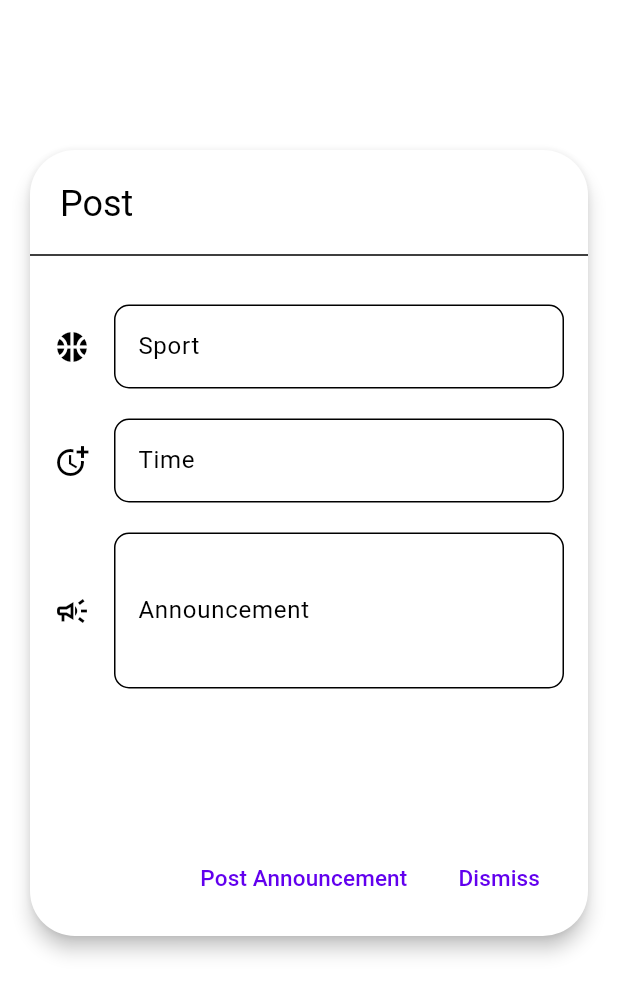
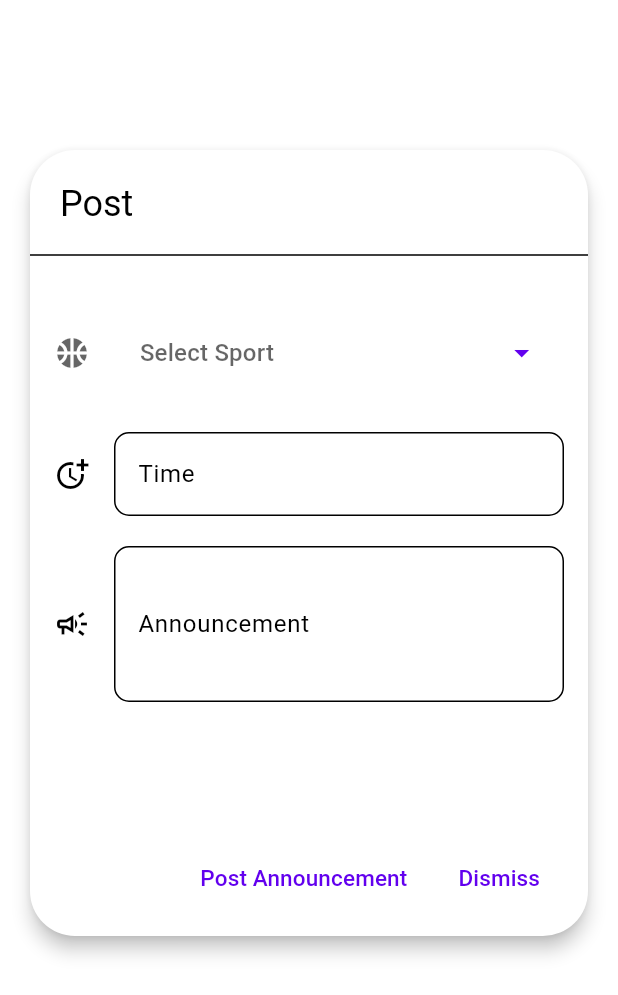
Before and after one commit to saadbadreddine/sefactory-fsw-final-project, a Flutter app: the PostFormWidget widget shown alone on an empty page, opened directly with empty values, on a phone screen of 412 x 824 dp. Shown: the top 995 px of the screen. Run offline on Flutter 3.47's test engine with Material 2 defaults, Android fonts, the phone set to English and light mode, and no system bars; drawn by our look-alikes of dropdown_button2, dynamic_color; our stand-ins replace cloud_firestore, firebase_auth, firebase_core, firebase_messaging, firebase_storage, flutter_svg and 3 more; missing offline and left inert: whatsapp_unilink; accounts and stored records are empty; network calls fail; statements that could not run were skipped; project files that could hold a hidden picture were left out.

Commit message:
Fix: sport category is now a drop down menu instead of a text form field

```diff
--- a/frontend/lib/widget/post_form_map_card_widget.dart
+++ b/frontend/lib/widget/post_form_map_card_widget.dart
@@ -1,3 +1,4 @@
+import 'package:dropdown_button2/dropdown_button2.dart';
 import 'package:flutter/material.dart';
 import 'package:google_maps_flutter/google_maps_flutter.dart';
 import 'package:hustle_app/api/post_service.dart';
@@ -39,6 +40,12 @@ class PostFormWidgetState extends State<PostFormWidget>
     return menuItems;
   }
 
+  String? selectedValue;
+  List<String> items = [
+    'Basketball',
+    'Football',
+  ];
+
   @override
   Widget build(BuildContext context) {
     return Card(
@@ -71,16 +78,89 @@ class PostFormWidgetState extends State<PostFormWidget>
               child: Column(
                 children: [
                   const SizedBox(height: 25),
-                  TextFormField(
-                    onChanged: (text) {
-                      postRequest.sportID = 1;
-                    },
-                    decoration: InputDecoration(
-                      labelText: 'Sport',
-                      icon: const Icon(Icons.sports_basketball),
-                      border: OutlineInputBorder(
-                          borderRadius: BorderRadius.circular(10)),
-                    ),
+                  Row(
+                    children: [
+                      Icon(
+                        Icons.sports_basketball,
+                        color: Theme.of(context).hintColor,
+                      ),
+                      const SizedBox(
+                        width: 18,
+                      ),
+                      DropdownButtonHideUnderline(
+                        child: DropdownButton2(
+                          isExpanded: true,
+                          hint: Row(
+                            children: const [
+                              SizedBox(
+                                width: 4,
+                              ),
+                              Expanded(
+                                child: Text(
+                                  'Select Sport',
+                                  overflow: TextOverflow.ellipsis,
+                                ),
+                              ),
+                            ],
+                          ),
+                          items: items
+                              .map((item) => DropdownMenuItem<String>(
+                                    value: item,
+                                    child: Text(
+                                      item,
+                                      style: TextStyle(
+                                          color: Theme.of(context)
+                                              .colorScheme
+                                              .onBackground),
+                                      overflow: TextOverflow.ellipsis,
+                                    ),
+                                  ))
+                              .toList(),
+                          value: selectedValue,
+                          onChanged: (value) {
+                            setState(() {
+                              selectedValue = value as String;
+                              if (selectedValue == "Basketball") {
+                                postRequest.sportID = 1;
+                              } else if (selectedValue == "Football") {
+                                postRequest.sportID = 2;
+                              }
+                            });
+                          },
+                          icon: const Icon(
+                            Icons.arrow_drop_down_outlined,
+                          ),
+                          iconEnabledColor:
+                              Theme.of(context).colorScheme.primary,
+                          iconDisabledColor: Theme.of(context).disabledColor,
+                          buttonHeight: 65,
+                          buttonWidth: 297,
+                          buttonPadding:
+                              const EdgeInsets.only(left: 10, right: 14),
+                          buttonDecoration: BoxDecoration(
+                              borderRadius: BorderRadius.circular(14),
+                              border: Border.all(
+                                  color: Theme.of(context).backgroundColor,
+                                  width: 1.2),
+                              color: Theme.of(context).bottomAppBarColor),
+                          itemHeight: 40,
+                          itemPadding:
+                              const EdgeInsets.only(left: 30, right: 14),
+                          dropdownMaxHeight: 200,
+                          dropdownWidth: 250,
+                          dropdownPadding: null,
+                          dropdownDecoration: BoxDecoration(
+                            borderRadius: BorderRadius.circular(14),
+                            color: Theme.of(context).colorScheme.surfaceVariant,
+                          ),
+                          dropdownElevation: 8,
+                          scrollbarRadius: const Radius.circular(40),
+                          scrollbarThickness: 6,
+                          scrollbarAlwaysShow: true,
+                          offset: const Offset(5, -3),
+                        ),
+                      ),
+                    ],
                   ),
                   const SizedBox(height: 20),
                   TextFormField(
```
